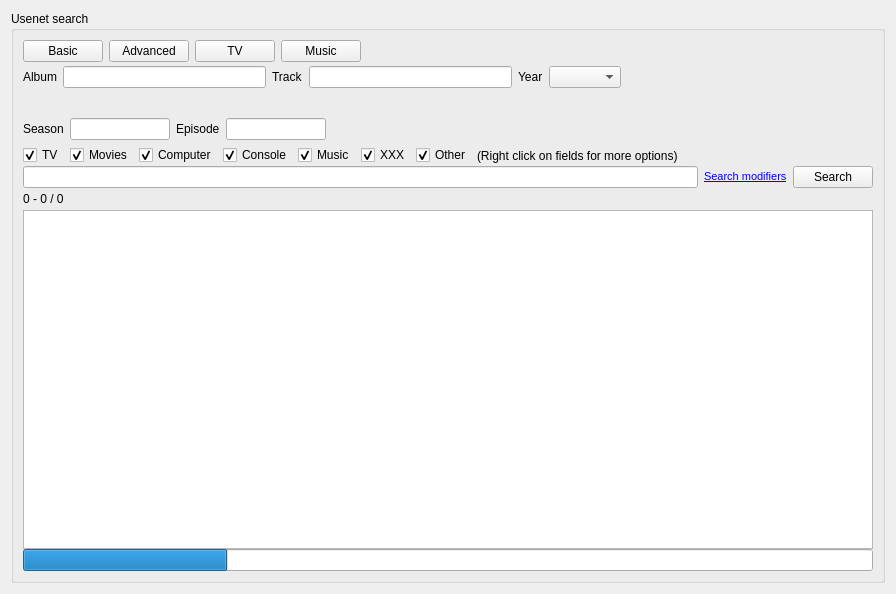
Before: the Qt Designer form app/gui/search.ui in ensisoft/newsflash-plus, drawn with Qt 5.
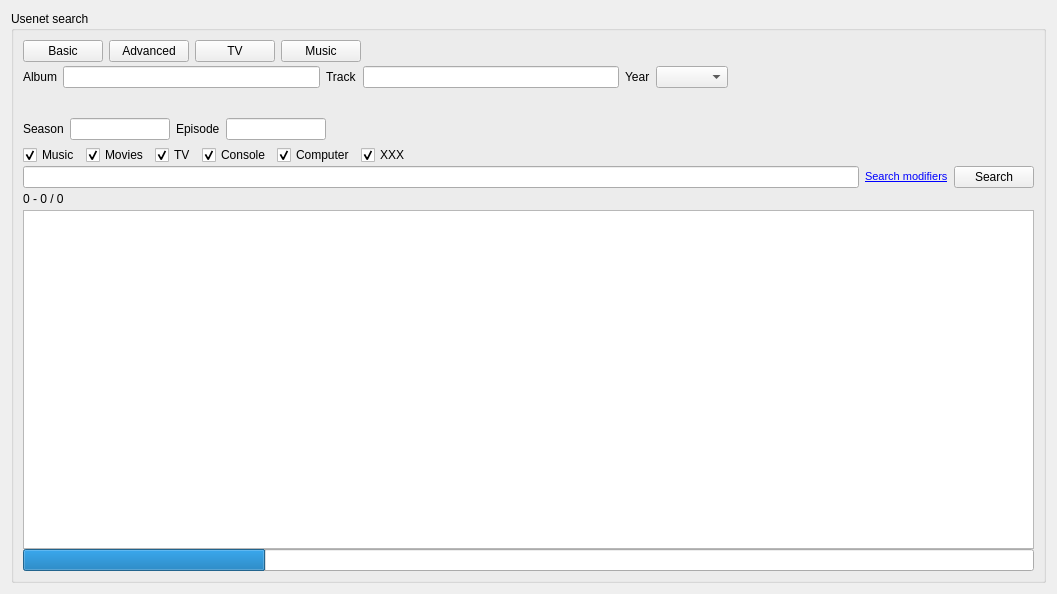
After: the same form once the commit is applied. Icons and pictures are not drawn.

Commit message: Working search. Still needs index configuration

```diff
--- a/app/gui/search.ui
+++ b/app/gui/search.ui
@@ -6,7 +6,7 @@
    <rect>
     <x>0</x>
     <y>0</y>
-    <width>896</width>
+    <width>1057</width>
     <height>594</height>
    </rect>
   </property>
@@ -217,9 +217,15 @@
              </item>
              <item>
               <widget class="QLineEdit" name="editAlbum">
+               <property name="sizePolicy">
+                <sizepolicy hsizetype="Expanding" vsizetype="Fixed">
+                 <horstretch>0</horstretch>
+                 <verstretch>0</verstretch>
+                </sizepolicy>
+               </property>
                <property name="minimumSize">
                 <size>
-                 <width>200</width>
+                 <width>0</width>
                  <height>0</height>
                 </size>
                </property>
@@ -234,9 +240,15 @@
              </item>
              <item>
               <widget class="QLineEdit" name="editTrack">
+               <property name="sizePolicy">
+                <sizepolicy hsizetype="Expanding" vsizetype="Fixed">
+                 <horstretch>0</horstretch>
+                 <verstretch>0</verstretch>
+                </sizepolicy>
+               </property>
                <property name="minimumSize">
                 <size>
-                 <width>200</width>
+                 <width>0</width>
                  <height>0</height>
                 </size>
                </property>
@@ -257,6 +269,9 @@
                <property name="orientation">
                 <enum>Qt::Horizontal</enum>
                </property>
+               <property name="sizeType">
+                <enum>QSizePolicy::Expanding</enum>
+               </property>
                <property name="sizeHint" stdset="0">
                 <size>
                  <width>40</width>
@@ -371,12 +386,12 @@
               <number>0</number>
              </property>
              <item>
-              <widget class="QCheckBox" name="chkTV">
+              <widget class="QCheckBox" name="chkMusic">
                <property name="contextMenuPolicy">
                 <enum>Qt::CustomContextMenu</enum>
                </property>
                <property name="text">
-                <string>TV</string>
+                <string>Music</string>
                </property>
                <property name="checked">
                 <bool>true</bool>
@@ -397,12 +412,12 @@
               </widget>
              </item>
              <item>
-              <widget class="QCheckBox" name="chkComputer">
+              <widget class="QCheckBox" name="chkTV">
                <property name="contextMenuPolicy">
                 <enum>Qt::CustomContextMenu</enum>
                </property>
                <property name="text">
-                <string>Computer</string>
+                <string>TV</string>
                </property>
                <property name="checked">
                 <bool>true</bool>
@@ -423,12 +438,12 @@
               </widget>
              </item>
              <item>
-              <widget class="QCheckBox" name="chkMusic">
+              <widget class="QCheckBox" name="chkComputer">
                <property name="contextMenuPolicy">
                 <enum>Qt::CustomContextMenu</enum>
                </property>
                <property name="text">
-                <string>Music</string>
+                <string>Computer</string>
                </property>
                <property name="checked">
                 <bool>true</bool>
@@ -448,26 +463,6 @@
                </property>
               </widget>
              </item>
-             <item>
-              <widget class="QCheckBox" name="chkOther">
-               <property name="contextMenuPolicy">
-                <enum>Qt::CustomContextMenu</enum>
-               </property>
-               <property name="text">
-                <string>Other</string>
-               </property>
-               <property name="checked">
-                <bool>true</bool>
-               </property>
-              </widget>
-             </item>
-             <item>
-              <widget class="QLabel" name="label_3">
-               <property name="text">
-                <string>(Right click on fields for more options) </string>
-               </property>
-              </widget>
-             </item>
              <item>
               <spacer name="horizontalSpacer">
                <property name="orientation">
```
Left out of the diff: 37 changed lines with no effect on the pictures. The commit also changes 39 other files.
